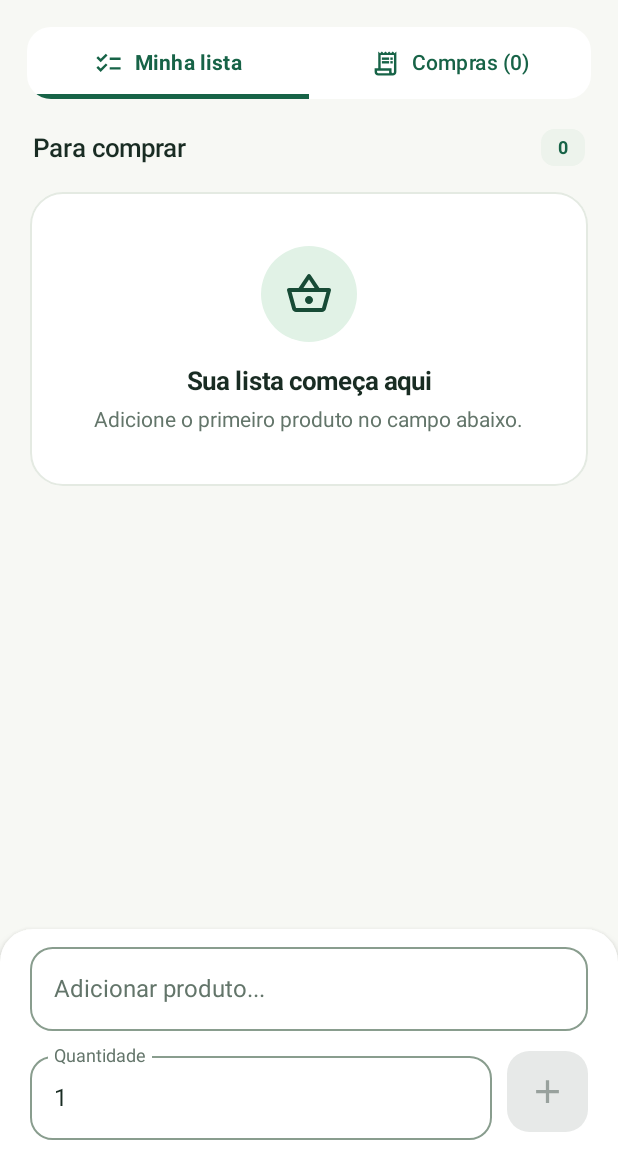
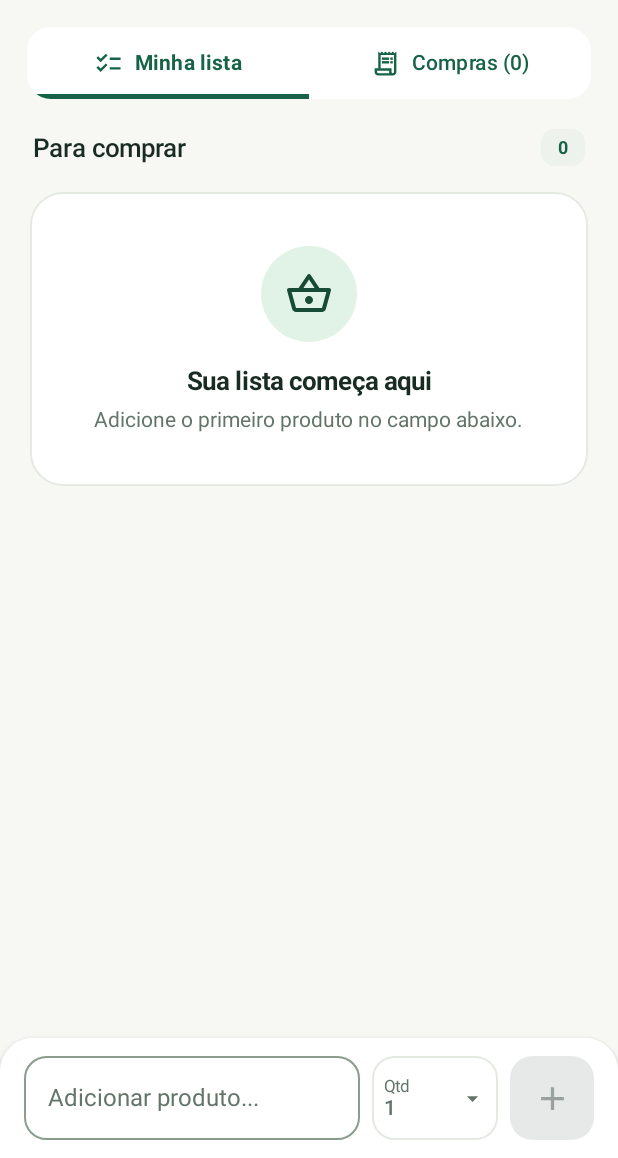
Before and after one commit to brandtgustavo2001-afk/mercado-facil, an Android app built with Jetpack Compose: the screen it shows after launch (MainActivity), on a phone screen of 412 x 824 dp, the part 78-1236 px from its top. Run offline under Robolectric (Android 15) with nearby library versions, the phone set to English and light mode, and no system bars; our stand-ins replace Room's generated code; 2 statements that could not run were skipped.

Commit message:
feat: choose quantity from quick menu

```diff
--- a/app/build.gradle.kts
+++ b/app/build.gradle.kts
@@ -13,8 +13,8 @@ android {
         applicationId = "br.com.mercadofacil"
         minSdk = 26
         targetSdk = 36
-        versionCode = providers.gradleProperty("versionCode").orElse("10011").get().toInt()
-        versionName = providers.gradleProperty("versionName").orElse("1.0.11").get()
+        versionCode = providers.gradleProperty("versionCode").orElse("10012").get().toInt()
+        versionName = providers.gradleProperty("versionName").orElse("1.0.12").get()
         buildConfigField("String", "UPDATE_REPOSITORY", "\"brandtgustavo2001-afk/mercado-facil\"")
         buildConfigField("String", "SUPABASE_URL", "\"https://igehbjnutmhkqfdlrndx.supabase.co\"")
         buildConfigField("String", "SUPABASE_PUBLIC_KEY", "\"sb_publishable_sev643ZP8Ctxocw5uL3f7A_rgGrZska\"")
--- a/app/src/main/java/br/com/mercadofacil/ui/ShoppingContent.kt
+++ b/app/src/main/java/br/com/mercadofacil/ui/ShoppingContent.kt
@@ -18,6 +18,7 @@ import androidx.compose.ui.Alignment
 import androidx.compose.ui.Modifier
 import androidx.compose.ui.draw.clip
 import androidx.compose.ui.graphics.Color
+import androidx.compose.ui.platform.LocalSoftwareKeyboardController
 import androidx.compose.ui.res.painterResource
 import androidx.compose.ui.semantics.Role
 import androidx.compose.ui.semantics.heading
@@ -28,6 +29,7 @@ import androidx.compose.ui.text.input.ImeAction
 import androidx.compose.ui.text.input.KeyboardCapitalization
 import androidx.compose.ui.text.input.KeyboardType
 import androidx.compose.ui.text.style.TextDecoration
+import androidx.compose.ui.text.style.TextOverflow
 import androidx.compose.ui.unit.dp
 import androidx.compose.ui.unit.sp
 import br.com.mercadofacil.R
@@ -152,33 +154,30 @@ import java.util.Locale
                                 color = MaterialTheme.colorScheme.onSurfaceVariant)
                         }
                     }
-                    Column(Modifier.fillMaxWidth().widthIn(max = 640.dp).padding(start = 20.dp, end = 20.dp, top = 12.dp, bottom = 12.dp),
-                        verticalArrangement = Arrangement.spacedBy(8.dp)) {
+                    Column(Modifier.fillMaxWidth().widthIn(max = 640.dp).padding(start = 16.dp, end = 16.dp, top = 12.dp, bottom = 12.dp),
+                        verticalArrangement = Arrangement.spacedBy(4.dp)) {
+                        Row(verticalAlignment = Alignment.CenterVertically, horizontalArrangement = Arrangement.spacedBy(8.dp)) {
                         OutlinedTextField(
                             value = draft, onValueChange = onDraftChange,
                             placeholder = { Text("Adicionar produto...") },
-                            modifier = Modifier.fillMaxWidth(), shape = RoundedCornerShape(15.dp),
+                            modifier = Modifier.weight(1f), shape = RoundedCornerShape(15.dp),
                             singleLine = true, enabled = !loading && !adding,
                             isError = error != null,
-                            supportingText = if (error != null) ({ Text(error) }) else null,
-                            keyboardOptions = KeyboardOptions(capitalization = KeyboardCapitalization.Sentences, imeAction = ImeAction.Next)
+                            keyboardOptions = KeyboardOptions(capitalization = KeyboardCapitalization.Sentences, imeAction = ImeAction.Done),
+                            keyboardActions = KeyboardActions(onDone = { if (draft.isNotBlank() && !adding && !loading) onAdd() })
                         )
-                        Row(verticalAlignment = Alignment.CenterVertically, horizontalArrangement = Arrangement.spacedBy(10.dp)) {
-                            OutlinedTextField(
-                                value = quantity, onValueChange = onQuantityChange,
-                                label = { Text("Quantidade") },
-                                modifier = Modifier.weight(1f), shape = RoundedCornerShape(15.dp),
-                                singleLine = true, enabled = !loading && !adding,
-                                isError = quantityError != null,
-                                supportingText = if (quantityError != null) ({ Text(quantityError) }) else null,
-                                keyboardOptions = KeyboardOptions(keyboardType = KeyboardType.Decimal, imeAction = ImeAction.Done),
-                                keyboardActions = KeyboardActions(onDone = { if (draft.isNotBlank() && !adding && !loading) onAdd() })
-                            )
+                            QuickQuantitySelector(quantity, onQuantityChange, enabled = !loading && !adding)
                             FilledIconButton(
                                 onClick = onAdd, enabled = !loading && !adding && draft.isNotBlank(),
-                                modifier = Modifier.size(54.dp), shape = RoundedCornerShape(15.dp)
+                                modifier = Modifier.size(56.dp), shape = RoundedCornerShape(15.dp)
                             ) { if (adding) CircularProgressIndicator(Modifier.size(22.dp), strokeWidth = 2.dp) else Icon(Icons.Outlined.Add, "Adicionar produto", Modifier.size(26.dp)) }
                         }
+                        if (error != null || quantityError != null) Text(
+                            error ?: quantityError.orEmpty(),
+                            modifier = Modifier.padding(start = 8.dp),
+                            color = MaterialTheme.colorScheme.error,
+                            style = MaterialTheme.typography.bodySmall
+                        )
                     }
                 }
             }
@@ -213,6 +212,77 @@ import java.util.Locale
                 }
             }
         }
+    }
+}
+
+@Composable private fun QuickQuantitySelector(value: String, onChange: (String) -> Unit, enabled: Boolean) {
+    var expanded by remember { mutableStateOf(false) }
+    var customOpen by remember { mutableStateOf(false) }
+    var customInput by remember { mutableStateOf("") }
+    var customError by remember { mutableStateOf<String?>(null) }
+    val keyboard = LocalSoftwareKeyboardController.current
+
+    Box {
+        OutlinedButton(
+            onClick = { keyboard?.hide(); expanded = true }, enabled = enabled,
+            modifier = Modifier.width(84.dp).height(56.dp),
+            contentPadding = PaddingValues(horizontal = 8.dp),
+            shape = RoundedCornerShape(15.dp)
+        ) {
+            Column(Modifier.weight(1f)) {
+                Text("Qtd", style = MaterialTheme.typography.labelSmall,
+                    color = MaterialTheme.colorScheme.onSurfaceVariant)
+                Text(value.replace('.', ','), style = MaterialTheme.typography.bodyMedium,
+                    fontWeight = FontWeight.SemiBold, maxLines = 1, overflow = TextOverflow.Ellipsis)
+            }
+            Icon(Icons.Outlined.ArrowDropDown, contentDescription = "Selecionar quantidade de 1 a 10 ou personalizada", Modifier.size(18.dp))
+        }
+        DropdownMenu(expanded = expanded, onDismissRequest = { expanded = false }) {
+            (1..10).forEach { option ->
+                DropdownMenuItem(
+                    text = { Text(option.toString()) },
+                    onClick = { onChange(option.toString()); expanded = false },
+                    trailingIcon = if (value == option.toString()) ({ Icon(Icons.Outlined.Check, null) }) else null
+                )
+            }
+            HorizontalDivider()
+            DropdownMenuItem(
+                text = { Text("Personalizado") },
+                onClick = {
+                    expanded = false
+                    customInput = value.replace('.', ',')
+                    customError = null
+                    customOpen = true
+                },
+                leadingIcon = { Icon(Icons.Outlined.Edit, null) }
+            )
+        }
+    }
+
+    if (customOpen) {
+        fun applyCustom() {
+            runCatching { Money.quantity(customInput) }
+                .onSuccess { onChange(it.replace('.', ',')); customOpen = false }
+                .onFailure { customError = it.message ?: "Quantidade inválida." }
+        }
+        AlertDialog(
+            onDismissRequest = { customOpen = false },
+            title = { Text("Quantidade personalizada") },
+            text = { Column {
+                OutlinedTextField(
+                    value = customInput, onValueChange = { customInput = it; customError = null },
+                    label = { Text("Quantidade") },
+                    placeholder = { Text("Ex.: 1,5") },
+                    singleLine = true,
+                    isError = customError != null,
+                    keyboardOptions = KeyboardOptions(keyboardType = KeyboardType.Decimal, imeAction = ImeAction.Done),
+                    keyboardActions = KeyboardActions(onDone = { applyCustom() })
+                )
+                if (customError != null) Text(customError.orEmpty(), color = MaterialTheme.colorScheme.error, style = MaterialTheme.typography.bodySmall)
+            } },
+            confirmButton = { TextButton(onClick = { applyCustom() }) { Text("Confirmar") } },
+            dismissButton = { TextButton(onClick = { customOpen = false }) { Text("Cancelar") } }
+        )
     }
 }
 
```
Also changed, not shown: 5 other files.
